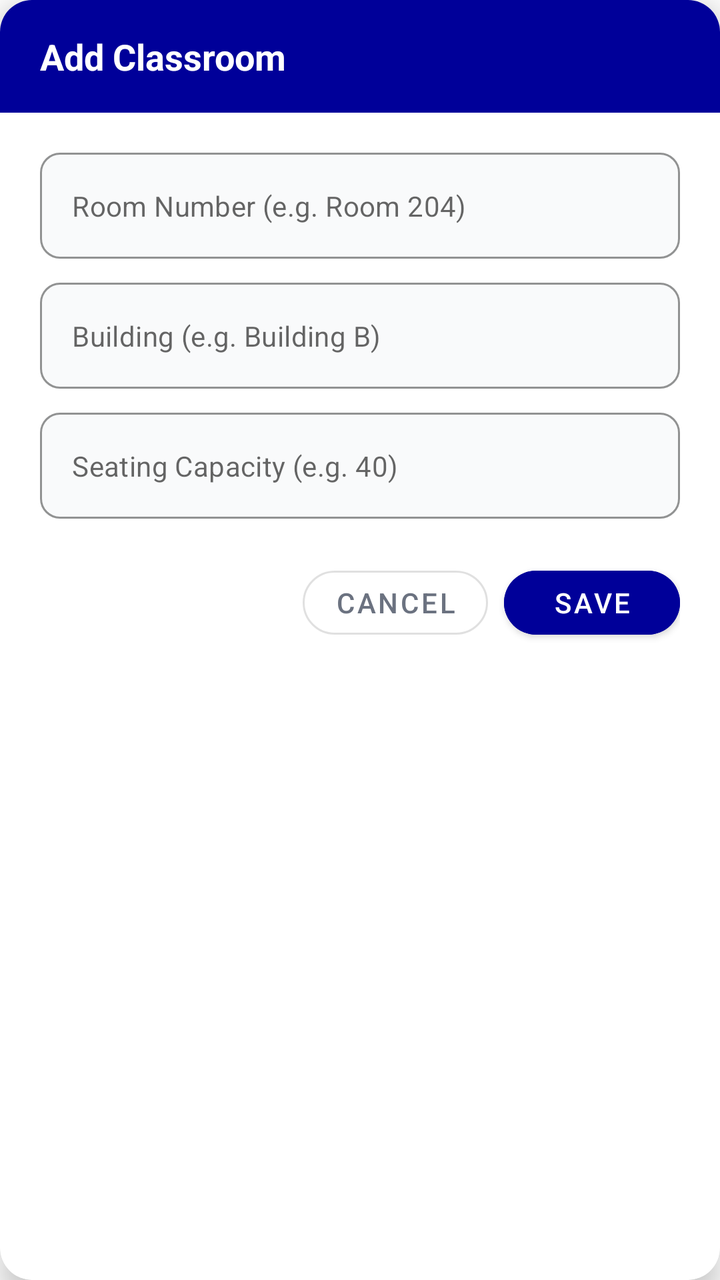
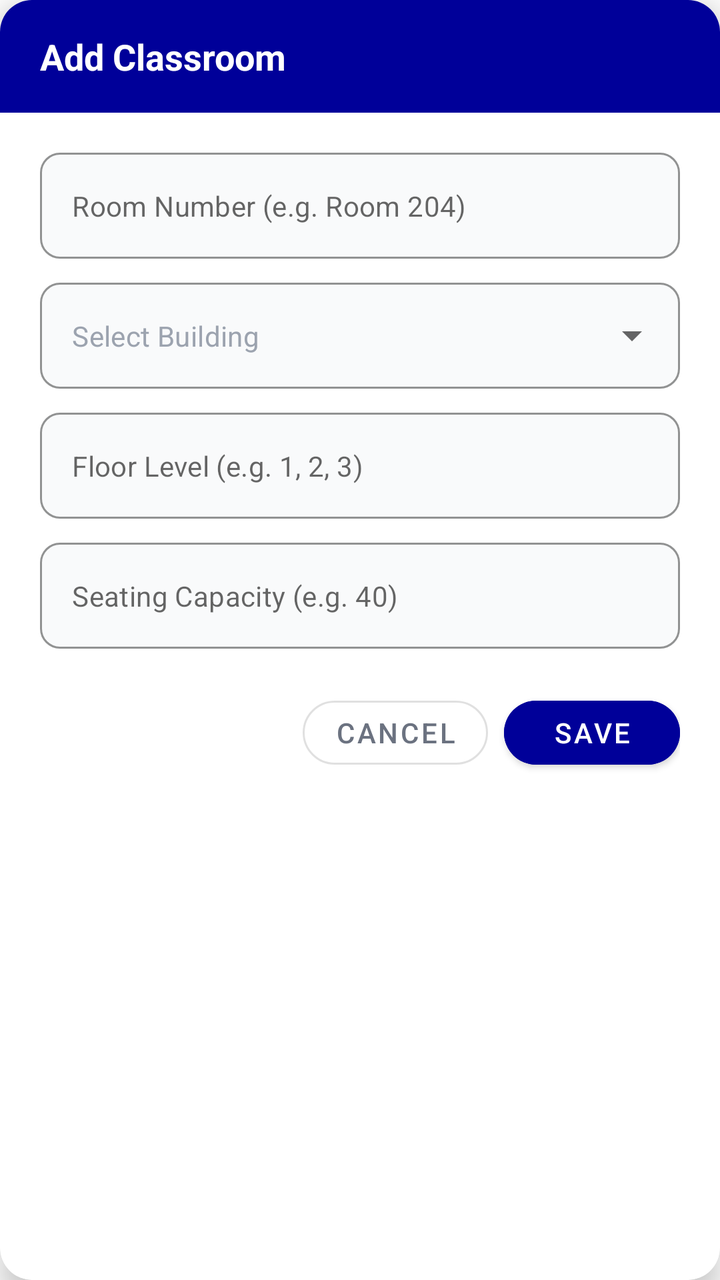

The first picture is an Android layout as it rendered before a commit; the second is the same layout after the commit. The layout source and the unified diff follow.
<!-- AndroidManifest.xml: application theme Theme.OOPProject -->
<!-- res/layout/dialog_add_edit_classroom.xml -->
<?xml version="1.0" encoding="utf-8"?>
<com.google.android.material.card.MaterialCardView xmlns:android="http://schemas.android.com/apk/res/android"
    xmlns:app="http://schemas.android.com/apk/res-auto"
    android:layout_width="match_parent"
    android:layout_height="wrap_content"
    android:layout_margin="20dp"
    app:cardBackgroundColor="#FFFFFF"
    app:cardCornerRadius="16dp"
    app:cardElevation="8dp"
    app:strokeWidth="0dp">

    <LinearLayout
        android:layout_width="match_parent"
        android:layout_height="wrap_content"
        android:orientation="vertical">

        
        <LinearLayout
            android:layout_width="match_parent"
            android:layout_height="wrap_content"
            android:background="@color/dark_purple"
            android:orientation="horizontal"
            android:paddingHorizontal="20dp"
            android:paddingVertical="16dp">

            <TextView
                android:id="@+id/tvDialogTitle"
                android:layout_width="wrap_content"
                android:layout_height="wrap_content"
                android:text="Add Classroom"
                android:textColor="#FFFFFF"
                android:textSize="18sp"
                android:textStyle="bold" />
        </LinearLayout>

        
        <LinearLayout
            android:layout_width="match_parent"
            android:layout_height="wrap_content"
            android:orientation="vertical"
            android:padding="20dp">

            
            <com.google.android.material.textfield.TextInputLayout
                android:id="@+id/tilRoomNumber"
                style="@style/Widget.MaterialComponents.TextInputLayout.OutlinedBox"
                android:layout_width="match_parent"
                android:layout_height="wrap_content"
                app:boxBackgroundColor="#F9FAFB"
                app:boxCornerRadiusBottomEnd="10dp"
                app:boxCornerRadiusBottomStart="10dp"
                app:boxCornerRadiusTopEnd="10dp"
                app:boxCornerRadiusTopStart="10dp"
                app:boxStrokeColor="@color/dark_purple"
                app:hintEnabled="false">

                <com.google.android.material.textfield.TextInputEditText
                    android:id="@+id/etRoomNumber"
                    android:layout_width="match_parent"
                    android:layout_height="wrap_content"
                    android:hint="Room Number (e.g. Room 204)"
                    android:inputType="text"
                    android:textColor="#1F2937"
                    android:textSize="14sp" />
            </com.google.android.material.textfield.TextInputLayout>

            
            <com.google.android.material.textfield.TextInputLayout
                android:id="@+id/tilBuildingId"
                style="@style/Widget.MaterialComponents.TextInputLayout.OutlinedBox"
                android:layout_width="match_parent"
                android:layout_height="wrap_content"
                android:layout_marginTop="12dp"
                app:boxBackgroundColor="#F9FAFB"
                app:boxCornerRadiusBottomEnd="10dp"
                app:boxCornerRadiusBottomStart="10dp"
                app:boxCornerRadiusTopEnd="10dp"
                app:boxCornerRadiusTopStart="10dp"
                app:boxStrokeColor="@color/dark_purple"
                app:hintEnabled="false">

                <com.google.android.material.textfield.TextInputEditText
                    android:id="@+id/etBuildingId"
                    android:layout_width="match_parent"
                    android:layout_height="wrap_content"
                    android:hint="Building (e.g. Building B)"
                    android:inputType="text"
                    android:textColor="#1F2937"
                    android:textSize="14sp" />
            </com.google.android.material.textfield.TextInputLayout>

            
            <com.google.android.material.textfield.TextInputLayout
                android:id="@+id/tilCapacity"
                style="@style/Widget.MaterialComponents.TextInputLayout.OutlinedBox"
                android:layout_width="match_parent"
                android:layout_height="wrap_content"
                android:layout_marginTop="12dp"
                app:boxBackgroundColor="#F9FAFB"
                app:boxCornerRadiusBottomEnd="10dp"
                app:boxCornerRadiusBottomStart="10dp"
                app:boxCornerRadiusTopEnd="10dp"
                app:boxCornerRadiusTopStart="10dp"
                app:boxStrokeColor="@color/dark_purple"
                app:hintEnabled="false">

                <com.google.android.material.textfield.TextInputEditText
                    android:id="@+id/etCapacity"
                    android:layout_width="match_parent"
                    android:layout_height="wrap_content"
                    android:hint="Seating Capacity (e.g. 40)"
                    android:inputType="number"
                    android:textColor="#1F2937"
                    android:textSize="14sp" />
            </com.google.android.material.textfield.TextInputLayout>

            
            <LinearLayout
                android:layout_width="match_parent"
                android:layout_height="wrap_content"
                android:layout_marginTop="20dp"
                android:gravity="end"
                android:orientation="horizontal">

                <com.google.android.material.button.MaterialButton
                    android:id="@+id/btnCancel"
                    style="@style/Widget.MaterialComponents.Button.OutlinedButton"
                    android:layout_width="wrap_content"
                    android:layout_height="44dp"
                    android:layout_marginEnd="8dp"
                    android:text="CANCEL"
                    android:textColor="#6B7280"
                    app:cornerRadius="22dp" />

                <com.google.android.material.button.MaterialButton
                    android:id="@+id/btnSave"
                    android:layout_width="wrap_content"
                    android:layout_height="44dp"
                    android:backgroundTint="@color/dark_purple"
                    android:text="SAVE"
                    android:textColor="#FFFFFF"
                    app:cornerRadius="22dp" />
            </LinearLayout>

        </LinearLayout>
    </LinearLayout>
</com.google.android.material.card.MaterialCardView>
<!-- resources referenced by this layout -->
<resources>
  <color name="dark_purple">#FF000099</color>
  <style name="Theme.OOPProject" parent="Theme.MaterialComponents.Light.NoActionBar">
          
          <item name="colorPrimary">@color/purple_500</item>
          <item name="colorPrimaryVariant">@color/purple_700</item>
          <item name="colorOnPrimary">@color/white</item>
          
          <item name="colorSecondary">@color/teal_200</item>
          <item name="colorSecondaryVariant">@color/teal_700</item>
          <item name="colorOnSecondary">@color/black</item>
          
          <item name="android:statusBarColor">?attr/colorPrimaryVariant</item>
          
      </style>
  <color name="purple_500">#FF6200EE</color>
  <color name="purple_700">#FF3700B3</color>
  <color name="white">#FFFFFFFF</color>
  <color name="teal_200">#FF03DAC5</color>
  <color name="teal_700">#FF018786</color>
  <color name="black">#FF000000</color>
</resources>

<!-- the commit's change to res/layout/dialog_add_edit_classroom.xml (unified diff, before → after) -->
@@ -67,6 +67,32 @@
             
             <com.google.android.material.textfield.TextInputLayout
                 android:id="@+id/tilBuildingId"
+                style="@style/Widget.MaterialComponents.TextInputLayout.OutlinedBox.ExposedDropdownMenu"
+                android:layout_width="match_parent"
+                android:layout_height="wrap_content"
+                android:layout_marginTop="12dp"
+                app:boxBackgroundColor="#F9FAFB"
+                app:boxCornerRadiusBottomEnd="10dp"
+                app:boxCornerRadiusBottomStart="10dp"
+                app:boxCornerRadiusTopEnd="10dp"
+                app:boxCornerRadiusTopStart="10dp"
+                app:boxStrokeColor="@color/dark_purple"
+                app:hintEnabled="false">
+
+                <com.google.android.material.textfield.MaterialAutoCompleteTextView
+                    android:id="@+id/etBuildingId"
+                    android:layout_width="match_parent"
+                    android:layout_height="wrap_content"
+                    android:hint="Select Building"
+                    android:inputType="none"
+                    android:textColor="#1F2937"
+                    android:textColorHint="#9CA3AF"
+                    android:textSize="14sp" />
+            </com.google.android.material.textfield.TextInputLayout>
+
+            
+            <com.google.android.material.textfield.TextInputLayout
+                android:id="@+id/tilFloorId"
                 style="@style/Widget.MaterialComponents.TextInputLayout.OutlinedBox"
                 android:layout_width="match_parent"
                 android:layout_height="wrap_content"
@@ -80,11 +106,11 @@
                 app:hintEnabled="false">
 
                 <com.google.android.material.textfield.TextInputEditText
-                    android:id="@+id/etBuildingId"
+                    android:id="@+id/etFloorId"
                     android:layout_width="match_parent"
                     android:layout_height="wrap_content"
-                    android:hint="Building (e.g. Building B)"
-                    android:inputType="text"
+                    android:hint="Floor Level (e.g. 1, 2, 3)"
+                    android:inputType="number"
                     android:textColor="#1F2937"
                     android:textSize="14sp" />
             </com.google.android.material.textfield.TextInputLayout>
